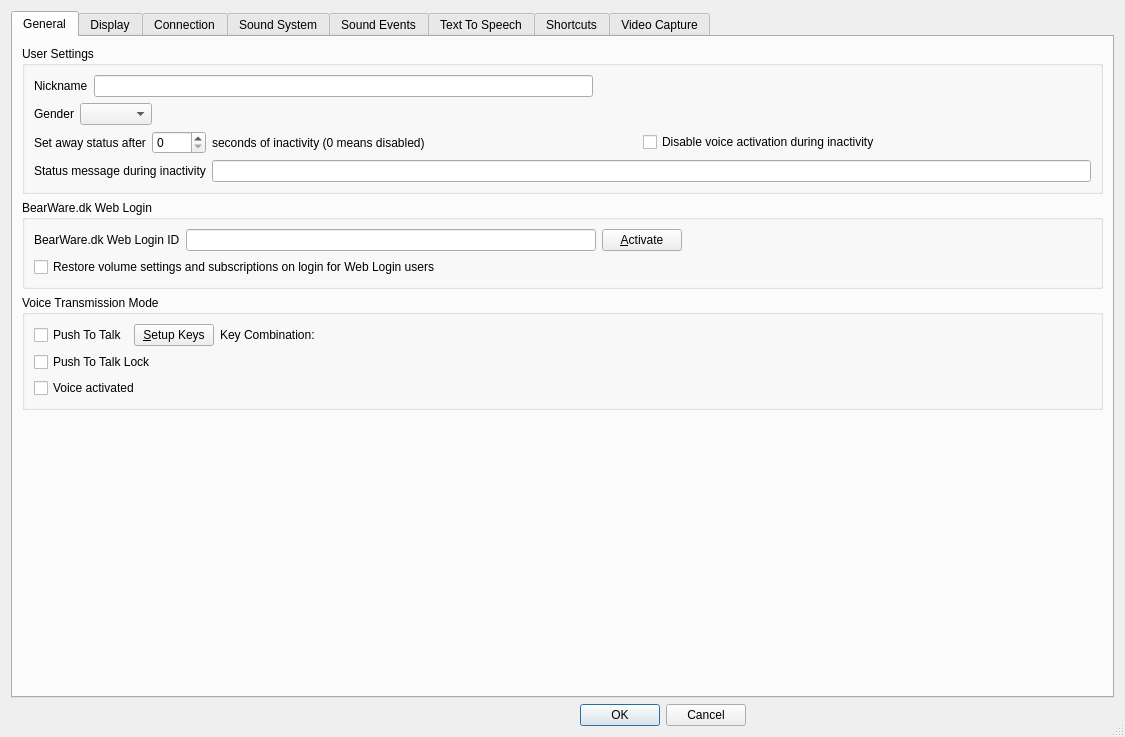
Before: the Qt Designer form Client/qtTeamTalk/preferences.ui in BearWare/TeamTalk5, drawn with Qt 5.
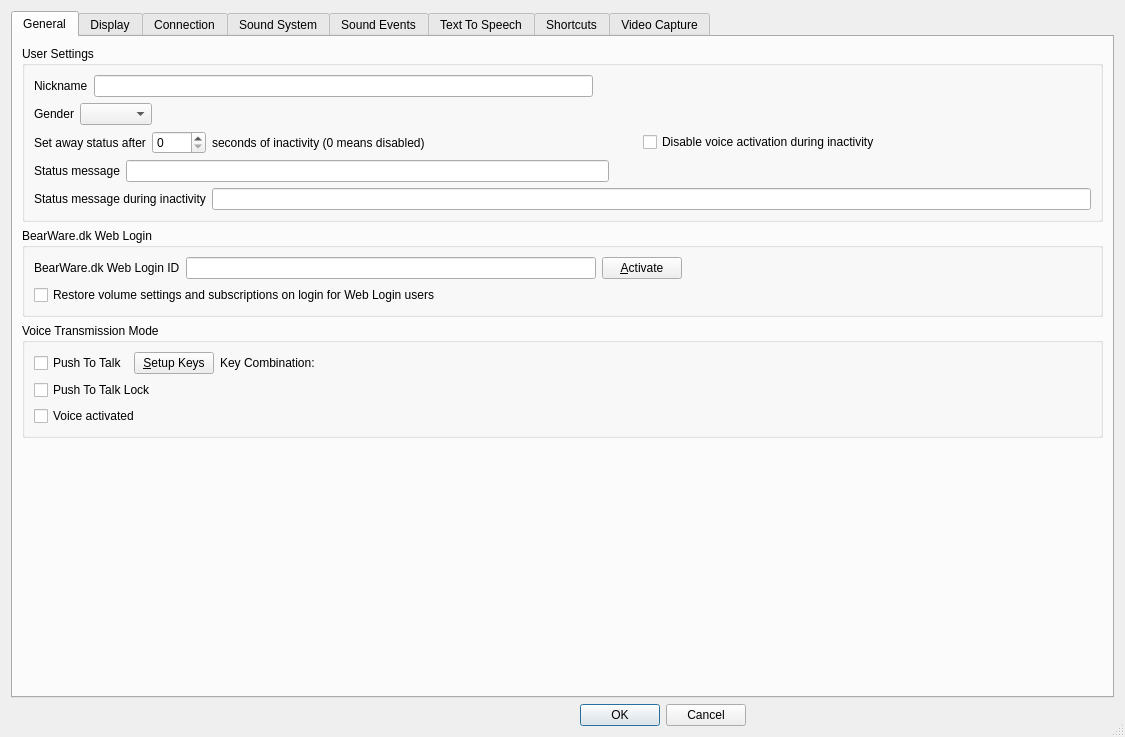
After: the same form once the commit is applied. Icons and pictures are not drawn. Custom widgets are drawn as their Qt base class.

Diff of the .ui file:
```diff
--- a/Client/qtTeamTalk/preferences.ui
+++ b/Client/qtTeamTalk/preferences.ui
@@ -203,6 +203,36 @@
             </item>
            </layout>
           </item>
+          <item>
+           <layout class="QHBoxLayout" name="horizontalLayout_11">
+            <item>
+             <widget class="QLabel" name="label_statusmsg">
+              <property name="text">
+               <string>Status message</string>
+              </property>
+              <property name="buddy">
+               <cstring>statusmsgEdit</cstring>
+              </property>
+             </widget>
+            </item>
+            <item>
+             <widget class="QLineEdit" name="statusmsgEdit"/>
+            </item>
+            <item>
+             <spacer name="horizontalSpacer_30">
+              <property name="orientation">
+               <enum>Qt::Orientation::Horizontal</enum>
+              </property>
+              <property name="sizeHint" stdset="0">
+               <size>
+                <width>40</width>
+                <height>20</height>
+               </size>
+              </property>
+             </spacer>
+            </item>
+           </layout>
+          </item>
           <item>
            <layout class="QHBoxLayout" name="horizontalLayout_28">
             <item>
```
